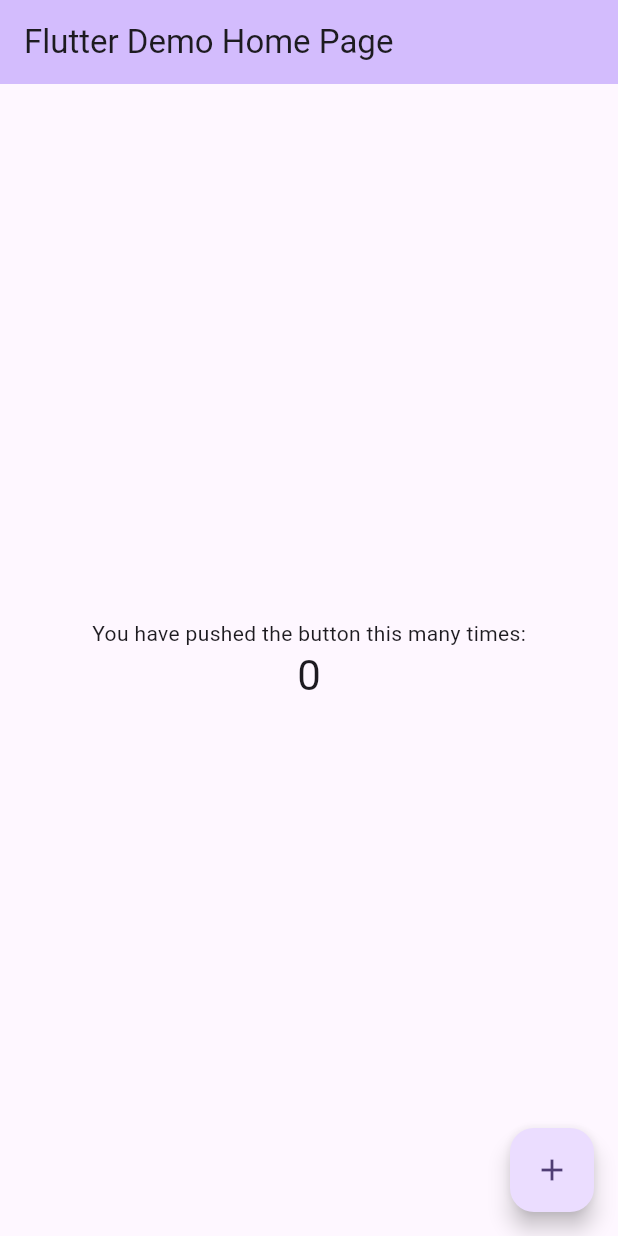
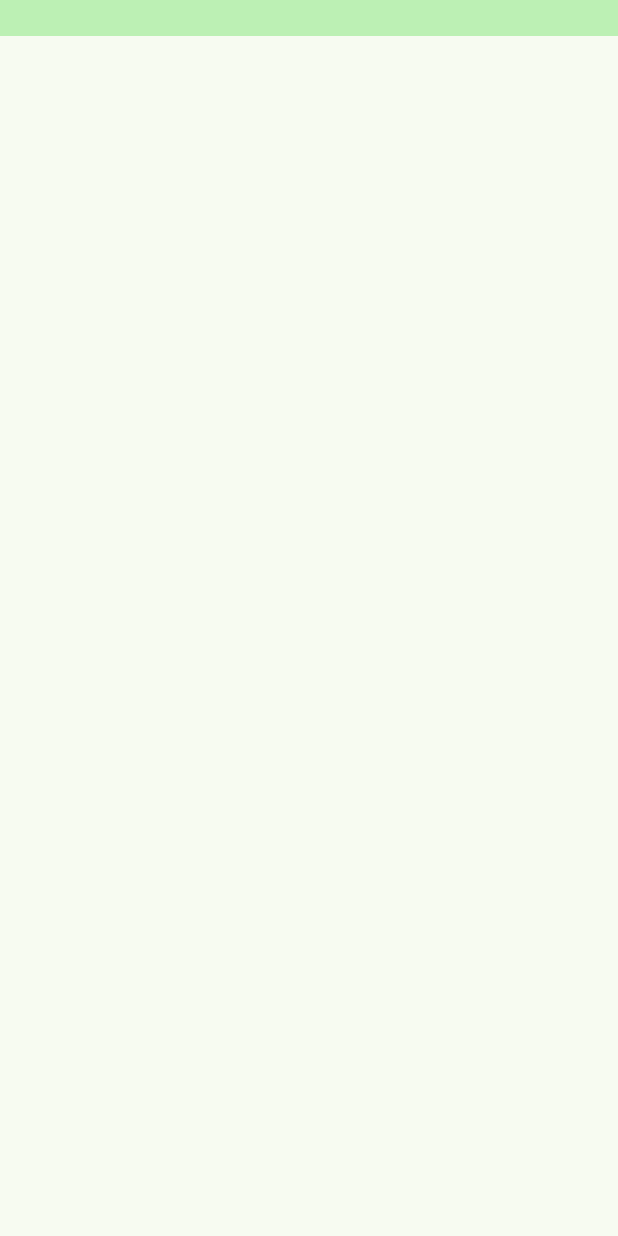
Before and after one commit to AaronPeterOcen/delivery-flutter, a Flutter app: the screen it shows after launch, on a phone screen of 412 x 824 dp. Run offline on Flutter 3.47's test engine with Material 3 defaults, Android fonts, the phone set to English and light mode, and no system bars.

Commit message:
working on the head section

```diff
--- /dev/null
+++ b/lib/home.dart
@@ -0,0 +1,29 @@
+import 'package:delivery/widgets/head/head_section.dart';
+import 'package:flutter/material.dart';
+
+// FlutterError
+class MyHomePage extends StatefulWidget {
+  const MyHomePage({super.key});
+  @override
+  State<MyHomePage> createState() => _MyHomePageState();
+}
+
+class _MyHomePageState extends State<MyHomePage> {
+  @override
+  Widget build(BuildContext context) {
+    return const Scaffold(
+      body: SingleChildScrollView(
+        child: SafeArea(
+          child: Column(
+            children: [
+              // header
+              HeadSection()
+              //body
+              //footer
+            ],
+          ),
+        ),
+      ),
+    );
+  }
+}
--- a/lib/main.dart
+++ b/lib/main.dart
@@ -1,3 +1,4 @@
+import 'package:delivery/home.dart';
 import 'package:flutter/material.dart';
 
 void main() {
@@ -13,113 +14,11 @@ class MyApp extends StatelessWidget {
     return MaterialApp(
       title: 'Flutter Demo',
       theme: ThemeData(
-        // This is the theme of your application.
-        //
-        // TRY THIS: Try running your application with "flutter run". You'll see
-        // the application has a purple toolbar. Then, without quitting the app,
-        // try changing the seedColor in the colorScheme below to Colors.green
-        // and then invoke "hot reload" (save your changes or press the "hot
-        // reload" button in a Flutter-supported IDE, or press "r" if you used
-        // the command line to start the app).
-        //
-        // Notice that the counter didn't reset back to zero; the application
-        // state is not lost during the reload. To reset the state, use hot
-        // restart instead.
-        //
-        // This works for code too, not just values: Most code changes can be
-        // tested with just a hot reload.
-        colorScheme: ColorScheme.fromSeed(seedColor: Colors.deepPurple),
+        colorScheme: ColorScheme.fromSeed(
+            seedColor: const Color.fromARGB(255, 6, 107, 28)),
         useMaterial3: true,
       ),
-      home: const MyHomePage(title: 'Flutter Demo Home Page'),
+      home: const MyHomePage(),
     );
   }
 }
-
-class MyHomePage extends StatefulWidget {
-  const MyHomePage({super.key, required this.title});
-
-  // This widget is the home page of your application. It is stateful, meaning
-  // that it has a State object (defined below) that contains fields that affect
-  // how it looks.
-
-  // This class is the configuration for the state. It holds the values (in this
-  // case the title) provided by the parent (in this case the App widget) and
-  // used by the build method of the State. Fields in a Widget subclass are
-  // always marked "final".
-
-  final String title;
-
-  @override
-  State<MyHomePage> createState() => _MyHomePageState();
-}
-
-class _MyHomePageState extends State<MyHomePage> {
-  int _counter = 0;
-
-  void _incrementCounter() {
-    setState(() {
-      // This call to setState tells the Flutter framework that something has
-      // changed in this State, which causes it to rerun the build method below
-      // so that the display can reflect the updated values. If we changed
-      // _counter without calling setState(), then the build method would not be
-      // called again, and so nothing would appear to happen.
-      _counter++;
-    });
-  }
-
-  @override
-  Widget build(BuildContext context) {
-    // This method is rerun every time setState is called, for instance as done
-    // by the _incrementCounter method above.
-    //
-    // The Flutter framework has been optimized to make rerunning build methods
-    // fast, so that you can just rebuild anything that needs updating rather
-    // than having to individually change instances of widgets.
-    return Scaffold(
-      appBar: AppBar(
-        // TRY THIS: Try changing the color here to a specific color (to
-        // Colors.amber, perhaps?) and trigger a hot reload to see the AppBar
-        // change color while the other colors stay the same.
-        backgroundColor: Theme.of(context).colorScheme.inversePrimary,
-        // Here we take the value from the MyHomePage object that was created by
-        // the App.build method, and use it to set our appbar title.
-        title: Text(widget.title),
-      ),
-      body: Center(
-        // Center is a layout widget. It takes a single child and positions it
-        // in the middle of the parent.
-        child: Column(
-          // Column is also a layout widget. It takes a list of children and
-          // arranges them vertically. By default, it sizes itself to fit its
-          // children horizontally, and tries to be as tall as its parent.
-          //
-          // Column has various properties to control how it sizes itself and
-          // how it positions its children. Here we use mainAxisAlignment to
-          // center the children vertically; the main axis here is the vertical
-          // axis because Columns are vertical (the cross axis would be
-          // horizontal).
-          //
-          // TRY THIS: Invoke "debug painting" (choose the "Toggle Debug Paint"
-          // action in the IDE, or press "p" in the console), to see the
-          // wireframe for each widget.
-          mainAxisAlignment: MainAxisAlignment.center,
-          children: <Widget>[
-            const Text(
-              'You have pushed the button this many times:',
-            ),
-            Text(
-              '$_counter',
-              style: Theme.of(context).textTheme.headlineMedium,
-            ),
-          ],
-        ),
-      ),
-      floatingActionButton: FloatingActionButton(
-        onPressed: _incrementCounter,
-        tooltip: 'Increment',
-        child: const Icon(Icons.add),
-      ), // This trailing comma makes auto-formatting nicer for build methods.
-    );
-  }
-}
--- /dev/null
+++ b/lib/widgets/head/head_section.dart
@@ -0,0 +1,25 @@
+import 'package:flutter/material.dart';
+
+// FlutterError
+class HeadSection extends StatelessWidget {
+  const HeadSection({super.key});
+
+  @override
+  Widget build(BuildContext context) {
+    return Container(
+      width: MediaQuery.of(context).size.width,
+      color: Theme.of(context).colorScheme.primaryFixed,
+      padding: EdgeInsets.all(12),
+      child: Column(
+        children: [
+          Container(
+            constraints: const BoxConstraints(maxWidth: 1000),
+            child: const Column(
+              children: [],
+            ),
+          )
+        ],
+      ),
+    );
+  }
+}
```
Also changed, not shown: lib/widgets/body/body_section.dart (added), lib/widgets/foot/foot_section.dart (added), pubspec.lock.
